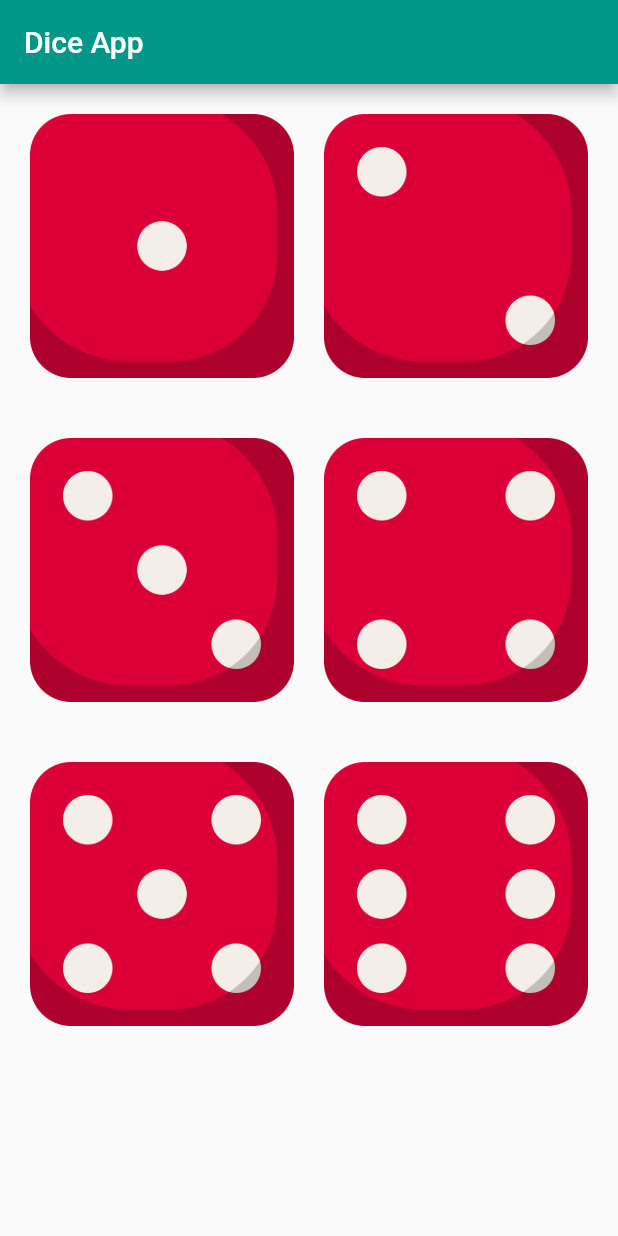
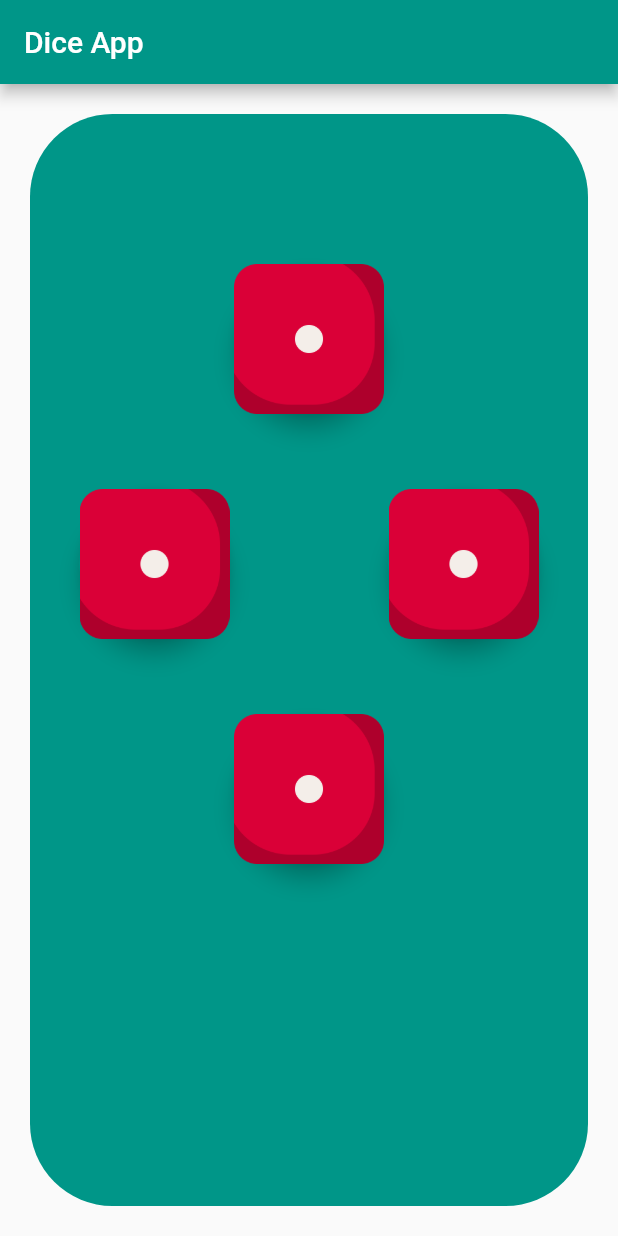
Before and after one commit to Sayyad-Amin/sp21-bcs-015, a Flutter app: the screen it shows after launch, on a phone screen of 412 x 824 dp. Run offline on Flutter 3.47's test engine with Material 2 defaults, Android fonts, the phone set to English and light mode, and no system bars; our stand-ins replace assets_audio_player.

Commit message:
updated commit

```diff
--- a/dice_app/lib/main.dart
+++ b/dice_app/lib/main.dart
@@ -1,6 +1,9 @@
-
 import 'package:flutter/material.dart';
-
+import 'dart:math';
+int randomNumber=1;
+int left_image=1;
+int up_image=1;
+int down_image=1;
 void main(){
   runApp(dice_app());
 }
@@ -28,9 +31,18 @@ class dicePage  extends StatefulWidget {
   State<dicePage> createState() => _dice_appState();
 }
 class _dice_appState extends State<dicePage> {
-  var count=0;
-  void _incremnet(){
-    count+=1;
+
+  void random(){
+    randomNumber=Random().nextInt(5)+1;
+  }
+  void left(){
+    left_image=Random().nextInt(5)+1;
+  }
+  void up(){
+    up_image=Random().nextInt(5)+1;
+  }
+  void down(){
+    down_image=Random().nextInt(5)+1;
   }
   @override
   Widget build(BuildContext context) {
@@ -38,58 +50,76 @@ class _dice_appState extends State<dicePage> {
       appBar: AppBar(
         title: Text('Dice App'),
       ),
-      body: Column(
-        children: [
-          Padding(
+      body: Padding(
         padding: const EdgeInsets.all(20.0),
+        child: Container(
+          decoration: BoxDecoration(borderRadius:
+          BorderRadius.circular(55),
+            color: Colors.teal,),
           child: Column(
             children: [
+              SizedBox(height: 100),
+              Column(
+                children: [
+                  SizedBox(
+                    width: 100,
+                    height: 100,
+                    child: FloatingActionButton(child: Image(image: AssetImage('assets/images/dice$up_image.png'),),
+                      onPressed: (){
+                        setState(() {
+                          up();
+                        });
+                      },),
+                  ),
+                  SizedBox(height: 50),
                   Row(
                     children: [
-                    Expanded(child:
-                    Image(image: AssetImage('assets/images/dice1.png'),)),
-                    SizedBox(width: 20),
-                    Expanded(child:
-                    Image(image: AssetImage('assets/images/dice2.png'),))
+                      Expanded(
+                        child: SizedBox(
+                          width: 100,
+                          height: 100,
+                          child: FloatingActionButton(child: Image(image: AssetImage('assets/images/dice$left_image.png'),),
+                          onPressed: (){
+                            setState(() {
+                              left();
+                            });
+                          },),
+                        ),
+                      ),
+                      SizedBox(width: 40),
+                      Expanded(
+                        child: SizedBox(
+                          width: 100,
+                          height: 100,
+                          child: FloatingActionButton
+                          (child: Image(image: AssetImage('assets/images/dice$randomNumber.png'),),
+                          onPressed: (){
+                            setState(() {
+                              random();
+                            });
+                          },),
+                        ),
+                      ),
                     ],
-                )
+                  ),
+                  SizedBox(height: 50),
+                  SizedBox(
+                    width: 100,
+                    height: 100,
+                    child: FloatingActionButton(child: Image(image: AssetImage('assets/images/dice$down_image.png'),),
+                      onPressed: (){
+                        setState(() {
+                          down();
+                        });
+                      },),
+                  ),
+                ],
+              ),
+
+
             ],
           ),
         ),
-          Padding(
-            padding: const EdgeInsets.all(20.0),
-            child: Column(
-              children: [
-                Row(
-                  children: [
-                    Expanded(child:
-                    Image(image: AssetImage('assets/images/dice3.png'),)),
-                    SizedBox(width: 20),
-                    Expanded(child:
-                    Image(image: AssetImage('assets/images/dice4.png'),))
-                  ],
-                )
-              ],
-            ),
-          ),
-          Padding(
-            padding: const EdgeInsets.all(20.0),
-            child: Column(
-              children: [
-                Row(
-                  children: [
-                    Expanded(child:
-                    Image(image: AssetImage('assets/images/dice5.png'),)),
-                    SizedBox(width: 20),
-                    Expanded(child:
-                    Image(image: AssetImage('assets/images/dice6.png'),))
-                  ],
-                )
-              ],
-            ),
-          ),
-
-        ],
       ),
     );
   }
```
Also changed, not shown: dice_app/assets/images/dice2.png, dice_app/assets/images/dice3.png, dice_app/assets/images/dice5.png, dice_app/assets/images/dice6.png. Lines whose indentation alone changed are shown as unchanged.
